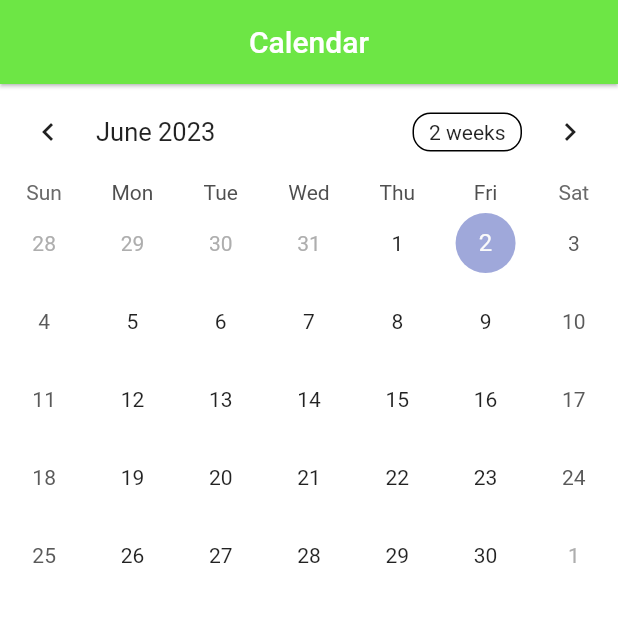
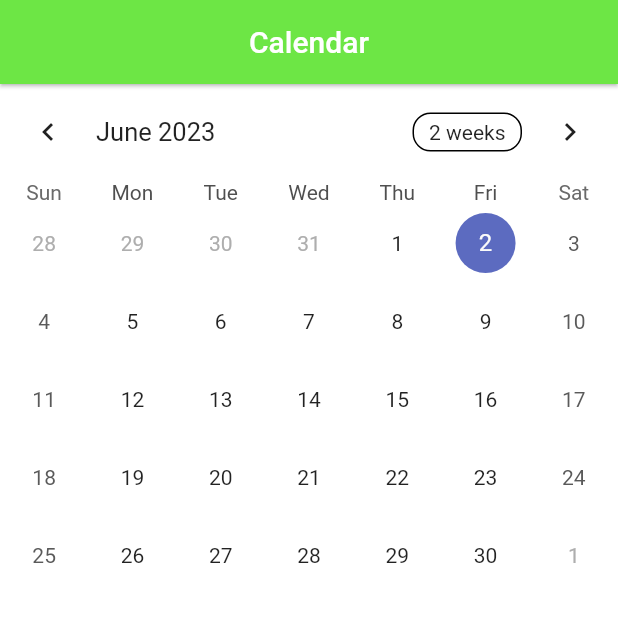
Before and after one commit to paologeroin/pim_group, a Flutter app: the ProgressPage screen opened directly, on a phone screen of 412 x 824 dp, the top half of it. Run offline on Flutter 3.47's test engine with Material 2 defaults, Android fonts, the phone set to English and light mode, and no system bars; drawn by our look-alikes of table_calendar; our stand-ins replace charts_flutter, dio, dropdown_button2, floor, flutter_login, google_fonts and 6 more; missing offline and left inert: graphic; accounts and stored records are empty; generated files the repository leaves out were written again.

Commit message:
implemented calendar with drink on a specific date

```diff
--- a/project/lib/pages/CalendarPage.dart
+++ b/project/lib/pages/CalendarPage.dart
@@ -1,5 +1,9 @@
 import 'package:flutter/material.dart';
 import 'package:table_calendar/table_calendar.dart';
+import 'package:provider/provider.dart';
+import 'package:pim_group/models/repo/sleep_repository.dart';
+import 'package:pim_group/models/entities_sleep/drink.dart';
+import 'package:material_design_icons_flutter/material_design_icons_flutter.dart';
 
 class ProgressPage extends StatefulWidget {
   const ProgressPage({super.key});
@@ -11,9 +15,13 @@ class ProgressPage extends StatefulWidget {
 class _ProgressState extends State<ProgressPage> {
   CalendarFormat _calendarFormat = CalendarFormat.month;
 
+  DateTime _selectedDate = DateTime.now();
+  DateTime _focusedDay = DateTime.now();
+
   @override
   Widget build(BuildContext context) {
     return Scaffold(
+
         backgroundColor: Colors.white, // CAMBIO COLORE PAOLO Colors.teal[50],
         appBar: AppBar(
           backgroundColor: Color.fromARGB(255, 109, 230, 69),
@@ -21,7 +29,10 @@ class _ProgressState extends State<ProgressPage> {
           title: const Text('Calendar'),
           centerTitle: true,
         ),
-        body: TableCalendar(
+        body: Column(
+          children: [
+            TableCalendar(
+
               calendarFormat: _calendarFormat,
               onFormatChanged: (format) {
                 setState(() {
@@ -31,6 +42,76 @@ class _ProgressState extends State<ProgressPage> {
               firstDay: DateTime.utc(2010, 10, 16),
               lastDay: DateTime.utc(2030, 3, 14),
               focusedDay: DateTime.now(),
-        ));
+              selectedDayPredicate: (day) {
+  return isSameDay(_selectedDate, day);
+},
+onDaySelected: (selectedDay, focusedDay) {
+  setState(() {
+    _selectedDate = selectedDay;
+    _focusedDay = focusedDay; // update `_focusedDay` here as well
+  });
+},
+
+            ),
+            SizedBox(
+                height: 300,
+                child: Center(
+                      child:
+                        //We will show the todo table with a ListView.
+                        //To do so, we use a Consumer of DatabaseRepository in order to rebuild the widget tree when
+                        //entries are deleted or created.
+                        Consumer<SleepDatabaseRepository>(
+                          builder: (context, dbr, child) {
+                        //The logic is to query the DB for the entire list of Todo using dbr.findAllTodos()
+                        //and then populate the ListView accordingly.
+                        //We need to use a FutureBuilder since the result of dbr.findAllTodos() is a Future.
+                        return FutureBuilder(
+                          initialData: null,
+                          future: dbr.findDrinksOnDate(DateTime(_selectedDate.year, _selectedDate.month, _selectedDate.day, 0, 0),DateTime(_selectedDate.year, _selectedDate.month, _selectedDate.day, 23, 59)),
+                          builder: (context, snapshot) {
+                if (snapshot.hasData ) {
+                  final data = snapshot.data as List<Drink>;
+                  return ListView.builder(
+                      itemCount: data.length,
+                      itemBuilder: (context, drinkIndex) {
+                        final drink = data[drinkIndex];
+                        return Card(
+                          elevation: 5,
+                          //Here we use a Dismissible widget to create a nicer UI.
+                          child: Dismissible(
+                            //Just create a dummy unique key
+                            key: UniqueKey(),
+                            //This is the background to show when the ListTile is swiped
+                            background: Container(color: Colors.red),
+                            //The ListTile is used to show the Todo entry
+                            child: ListTile(
+                              leading: Icon(MdiIcons.note),
+                              title: Text(drink.drinkType),
+                              subtitle: Text('ID: ${drink.id}'),
+                              //If the ListTile is tapped, it is deleted
+                            ),
+                            //This method is called when the ListTile is dismissed
+                            onDismissed: (direction) async {
+                              //No need to use a Consumer, we are just using a method of the DatabaseRepository
+                              await Provider.of<SleepDatabaseRepository>(context,
+                                      listen: false)
+                                  .removeDrink(drink);
+                            },
+                          ),
+                        );
+                      });
+                } else {
+                  //A CircularProgressIndicator is shown while the list of Todo is loading.
+                  return CircularProgressIndicator();
+                } //else
+                          },//builder of FutureBuilder
+                        );
+                      }),
+                    ),
+              ),
+          ],
+        ),
+
+        );
   }
 }
```
Lines whose indentation alone changed are shown as unchanged.
